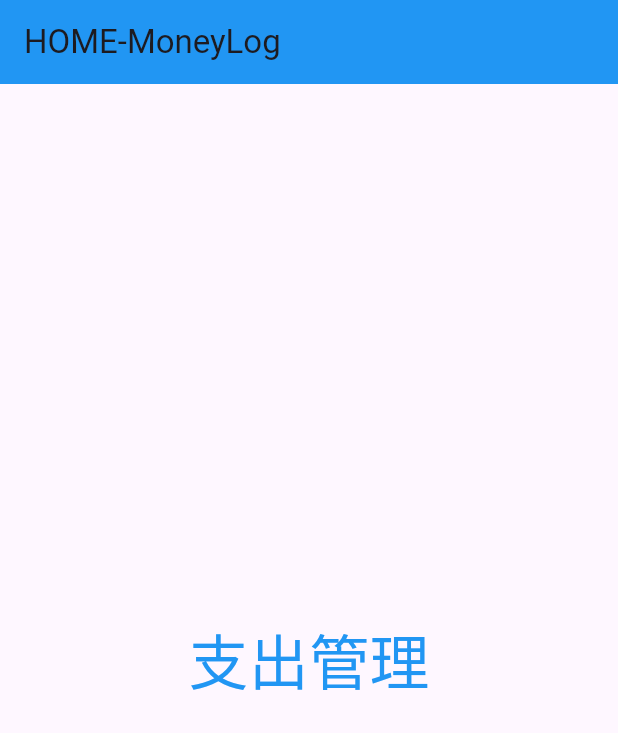
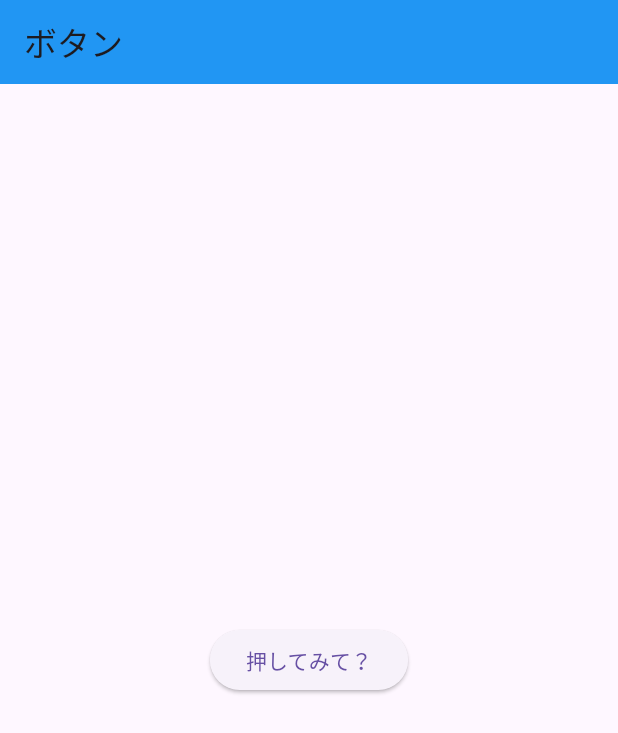
Before and after one commit to PainCorner/HOME-MoneyLog, a Flutter app: the screen it shows after launch, on a phone screen of 412 x 824 dp. Shown: the top 733 px of the screen. Run offline on Flutter 3.47's test engine with Material 3 defaults, Android fonts, the phone set to English and light mode, and no system bars.

Commit message:
ボタンでも実行しました

```diff
--- a/lib/main.dart
+++ b/lib/main.dart
@@ -12,15 +12,16 @@ class MyApp extends StatelessWidget {
     return MaterialApp(
       title: 'Hello World App',
       home: Scaffold(
-        appBar: AppBar(
-          title: const Text('HOME-MoneyLog'),
+        appBar: AppBar(title: const Text('ボタン'),
           backgroundColor: Colors.blue,
 
         ),
-        body: const Center(
-          child: Text(
-            '支出管理',
-            style: TextStyle(fontSize: 40,color: Colors.blue),
+        body: Center(
+          child: ElevatedButton(
+            onPressed: (){
+              print("ボタンが押されました");
+            },
+            child: const Text("押してみて？"),
           ),
         ),
       ),
```
